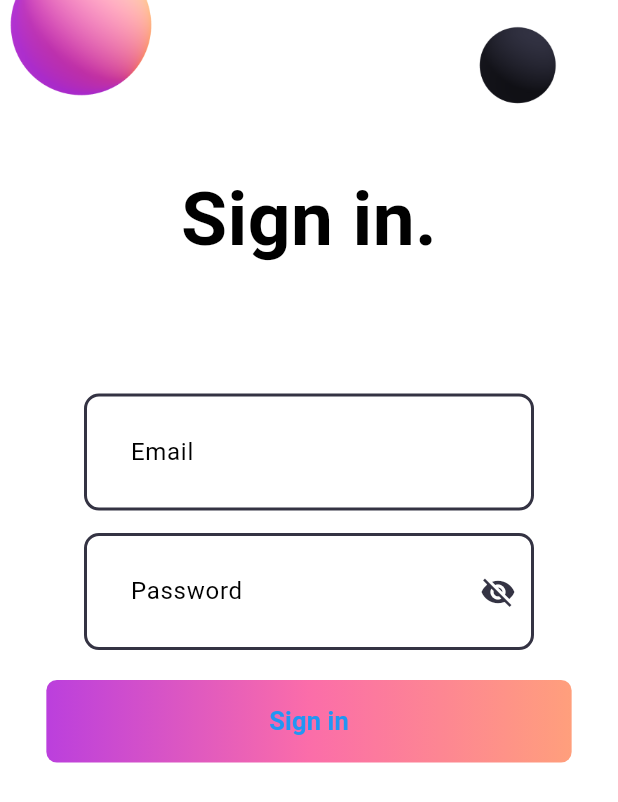
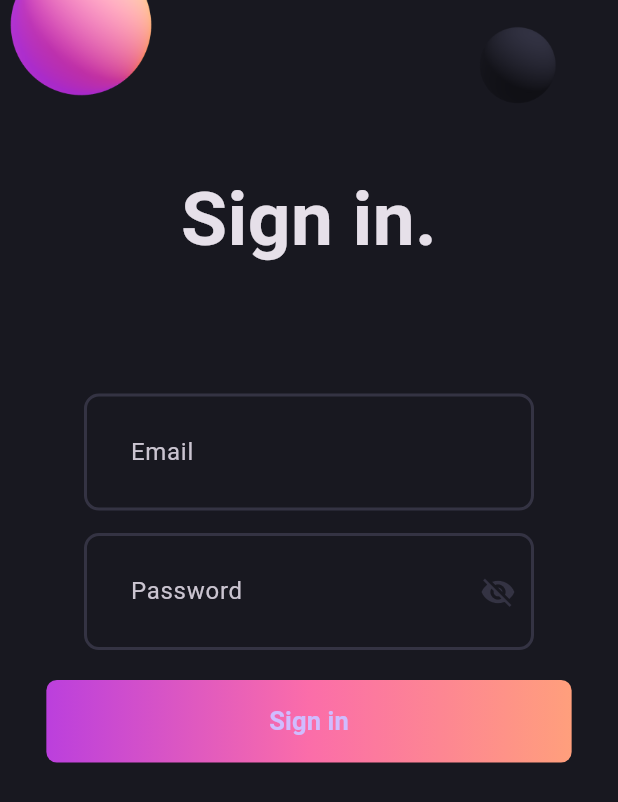
Before and after one commit to nexusats/app_finanzas, a Flutter app: the screen it shows after launch, on a phone screen of 412 x 824 dp. Shown: the top 802 px of the screen. Run offline on Flutter 3.47's test engine with Material 3 defaults, Android fonts, the phone set to English and light mode, and no system bars; our stand-ins replace flutter_dotenv, flutter_svg, shared_preferences; accounts and stored records are empty.

Commit message:
add login and logout user

```diff
--- a/lib/app/services/auth_service.dart
+++ b/lib/app/services/auth_service.dart
@@ -50,9 +50,9 @@ class AuthService {
       final responseData = jsonDecode(response.body);
 
       if (response.statusCode == 201) {
-        return {"success": true, "message": responseData["message"] ?? "Sesión cerrada correctamente"};
+        return {"success": true, "message": responseData["message"] ?? "Sesión cerrada correctamente", "statusCode": response.statusCode};
       } else {
-        return {"success": false, "message": responseData["message"] ?? "Error al cerrar sesión"};
+        return {"success": false, "message": responseData["message"] ?? "Error al cerrar sesión", "statusCode": response.statusCode};
       }
     } catch (error) {
       return {"success": false, "message": "Error de conexión: $error"};
--- a/lib/main.dart
+++ b/lib/main.dart
@@ -1,3 +1,4 @@
+import 'package:app_finanzas/config/pallete.dart';
 import 'package:flutter/material.dart';
 import 'package:flutter/services.dart';
 import 'package:provider/provider.dart';
@@ -32,9 +33,12 @@ class MyApp extends StatelessWidget {
           return MaterialApp(
             debugShowCheckedModeBanner: false,
             title: 'Gestiona tus finanzas',
-            theme: ThemeData(
+            /* theme: ThemeData(
               colorScheme: ColorScheme.fromSwatch(primarySwatch: Colors.blue),
               useMaterial3: true,
+            ), */
+            theme: ThemeData.dark().copyWith(
+              scaffoldBackgroundColor: Pallete.backgroundColor,
             ),
             home: authProvider.isAuthenticated ? const HomeScreen() : const LoginScreen(),
           );
--- a/lib/screen/auth/login_screen.dart
+++ b/lib/screen/auth/login_screen.dart
@@ -60,7 +60,7 @@ class _LoginScreenState extends State<LoginScreen> {
                   controller: _passwordController,
                 ),
                 const SizedBox(height: 20),
-                GradientButton(onPressed: _submitForm),
+                GradientButton(onPressed: _submitForm, label: 'Sign in'),
               ],
             ),
           ),
--- a/lib/widgets/gradient_button.dart
+++ b/lib/widgets/gradient_button.dart
@@ -3,8 +3,9 @@ import 'package:app_finanzas/config/pallete.dart';
 
 class GradientButton extends StatelessWidget {
   final VoidCallback onPressed; // Agregamos la función de callback
+  final String label;
 
-  const GradientButton({super.key, required this.onPressed});
+  const GradientButton({super.key, required this.onPressed, required this.label});
 
   @override
   Widget build(BuildContext context) {
@@ -27,9 +28,9 @@ class GradientButton extends StatelessWidget {
           backgroundColor: Colors.transparent,
           shadowColor: Colors.transparent,
         ),
-        child: const Text(
-          'Sign in',
-          style: TextStyle(
+        child: Text(
+          label,
+          style: const TextStyle(
             fontWeight: FontWeight.w600,
             fontSize: 17,
           ),
```
Also changed, not shown: assets/Assets.xcassets/AppIcon.appiconset/Contents.json (added, +1 -0 lines), lib/app/controller/auth_provider.dart (+45 -32 lines), lib/config/global.dart (added, +26 -0 lines), lib/screen/home_screen.dart (+53 -2 lines), pubspec.yaml (+7 -0 lines).
